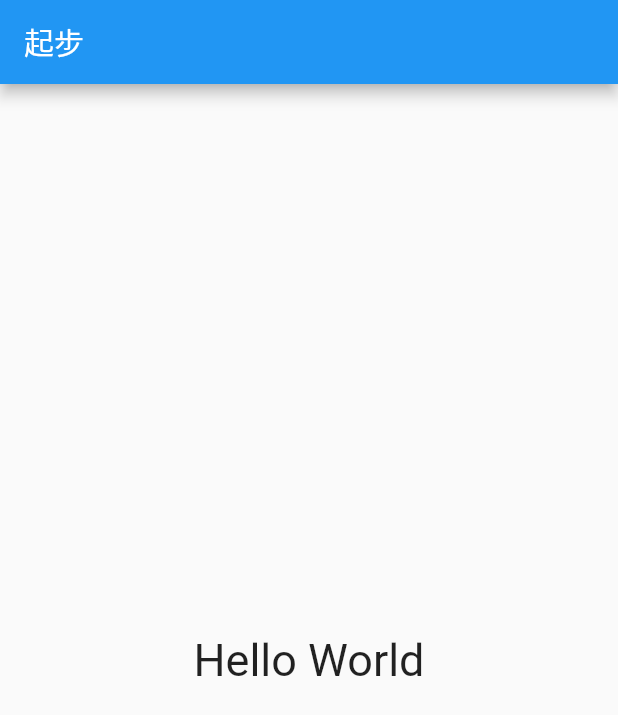
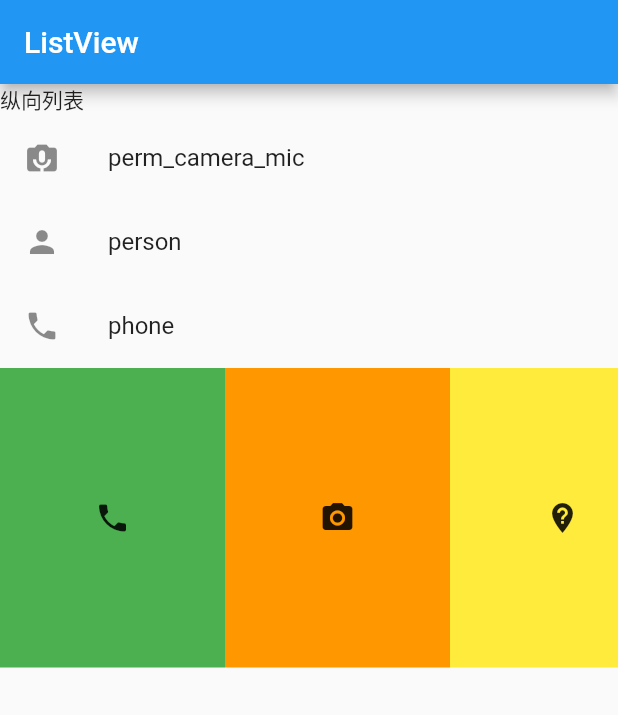
Before and after one commit to cxblovecw/Flutter, a Flutter app: the screen it shows after launch, on a phone screen of 412 x 824 dp. Shown: the top 715 px of the screen. Run offline on Flutter 3.47's test engine with Material 2 defaults, Android fonts, the phone set to English and light mode, and no system bars.

Commit message:
ListView

```diff
--- a/lib/main.dart
+++ b/lib/main.dart
@@ -7,13 +7,57 @@ class App extends StatelessWidget{
   @override
   Widget build(BuildContext context) {
     return MaterialApp(
-      title:'我是标题',
+      title:'ListView',
       home: Scaffold(
         appBar: AppBar(
-          title:Text("起步")
+          title:Text("ListView")
         ),
         body: Center(
-         child:Text('Hello World',style: TextStyle(fontSize:30),)
+         child:ListView(
+           children: <Widget>[
+             Text("纵向列表"),
+             ListTile(
+               leading: Icon(Icons.perm_camera_mic),
+               title: Text("perm_camera_mic"),
+             ),
+             ListTile(
+               leading: Icon(Icons.person),
+               title: Text("person"),
+             ),
+             ListTile(
+               leading:Icon(Icons.phone),
+               title:Text("phone")
+             ),
+             Container(
+               height: 200,
+               child:ListView(
+                 scrollDirection: Axis.horizontal,
+                 children:<Widget>[
+                   Container(
+                     width: 150,
+                     color:Colors.green,
+                     child: Icon(Icons.phone),
+                   ),
+                  Container(
+                     width: 150,
+                     color:Colors.orange,
+                     child: Icon(Icons.photo_camera),
+                   ),
+                   Container(
+                     width: 150,
+                     color:Colors.yellow,
+                     child:Icon(Icons.not_listed_location)
+                   ),
+                   Container(
+                     width:150,
+                     color:Colors.purple,
+                     child:Icon(Icons.open_with)
+                   ),
+                 ]
+               )
+             )
+           ],
+         )
         ),
       ),
     );
```
